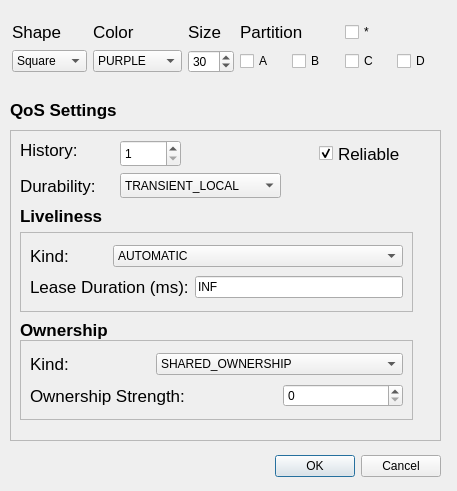
The window that utils/ShapesDemo/forms/publishdialog.ui (eProsima/Fast-DDS) describes before a commit, drawn with Qt 5.
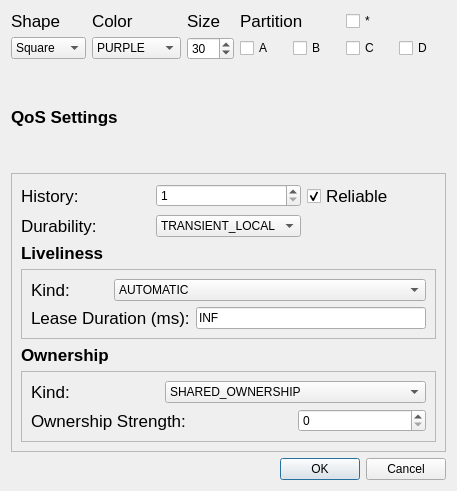
The same window after the commit.

Commit message: GUI organized and fixed Liveliness problem

The edit to the form file:
```diff
--- a/utils/ShapesDemo/forms/publishdialog.ui
+++ b/utils/ShapesDemo/forms/publishdialog.ui
@@ -13,272 +13,8 @@
   <property name="windowTitle">
    <string>Publish</string>
   </property>
-  <widget class="QDialogButtonBox" name="button_OkCancel">
-   <property name="geometry">
-    <rect>
-     <x>100</x>
-     <y>450</y>
-     <width>341</width>
-     <height>32</height>
-    </rect>
-   </property>
-   <property name="orientation">
-    <enum>Qt::Horizontal</enum>
-   </property>
-   <property name="standardButtons">
-    <set>QDialogButtonBox::Cancel|QDialogButtonBox::Ok</set>
-   </property>
-  </widget>
-  <widget class="QFrame" name="frame">
-   <property name="geometry">
-    <rect>
-     <x>10</x>
-     <y>130</y>
-     <width>431</width>
-     <height>311</height>
-    </rect>
-   </property>
-   <property name="frameShape">
-    <enum>QFrame::StyledPanel</enum>
-   </property>
-   <property name="frameShadow">
-    <enum>QFrame::Raised</enum>
-   </property>
-   <widget class="QLabel" name="label_6">
-    <property name="geometry">
-     <rect>
-      <x>10</x>
-      <y>10</y>
-      <width>60</width>
-      <height>20</height>
-     </rect>
-    </property>
-    <property name="font">
-     <font>
-      <pointsize>13</pointsize>
-     </font>
-    </property>
-    <property name="text">
-     <string>History:</string>
-    </property>
-    <property name="textFormat">
-     <enum>Qt::AutoText</enum>
-    </property>
-   </widget>
-   <widget class="QSpinBox" name="spin_HistoryQos">
-    <property name="geometry">
-     <rect>
-      <x>110</x>
-      <y>10</y>
-      <width>61</width>
-      <height>27</height>
-     </rect>
-    </property>
-    <property name="minimum">
-     <number>1</number>
-    </property>
-    <property name="maximum">
-     <number>200</number>
-    </property>
-    <property name="value">
-     <number>1</number>
-    </property>
-   </widget>
-   <widget class="QCheckBox" name="checkBox_reliable">
-    <property name="geometry">
-     <rect>
-      <x>309</x>
-      <y>11</y>
-      <width>93</width>
-      <height>25</height>
-     </rect>
-    </property>
-    <property name="font">
-     <font>
-      <pointsize>13</pointsize>
-     </font>
-    </property>
-    <property name="text">
-     <string>Reliable</string>
-    </property>
-    <property name="checked">
-     <bool>true</bool>
-    </property>
-   </widget>
-   <widget class="QLabel" name="label_7">
-    <property name="geometry">
-     <rect>
-      <x>10</x>
-      <y>76</y>
-      <width>101</width>
-      <height>20</height>
-     </rect>
-    </property>
-    <property name="font">
-     <font>
-      <pointsize>13</pointsize>
-      <weight>75</weight>
-      <bold>true</bold>
-     </font>
-    </property>
-    <property name="text">
-     <string>Liveliness</string>
-    </property>
-    <property name="textFormat">
-     <enum>Qt::AutoText</enum>
-    </property>
-   </widget>
-   <widget class="QFrame" name="frame_2">
-    <property name="geometry">
-     <rect>
-      <x>10</x>
-      <y>102</y>
-      <width>393</width>
-      <height>80</height>
-     </rect>
-    </property>
-    <property name="frameShape">
-     <enum>QFrame::StyledPanel</enum>
-    </property>
-    <property name="frameShadow">
-     <enum>QFrame::Raised</enum>
-    </property>
-    <layout class="QGridLayout" name="gridLayout_2">
+  <layout class="QGridLayout" name="gridLayout_5">
      <item row="0" column="0">
-      <widget class="QLabel" name="label_9">
-       <property name="font">
-        <font>
-         <pointsize>13</pointsize>
-        </font>
-       </property>
-       <property name="text">
-        <string>Kind:</string>
-       </property>
-       <property name="textFormat">
-        <enum>Qt::AutoText</enum>
-       </property>
-      </widget>
-     </item>
-     <item row="0" column="1" colspan="2">
-      <widget class="QComboBox" name="comboBox_liveliness">
-       <item>
-        <property name="text">
-         <string>AUTOMATIC</string>
-        </property>
-       </item>
-       <item>
-        <property name="text">
-         <string>MANUAL_BY_PARTICIPANT</string>
-        </property>
-       </item>
-       <item>
-        <property name="text">
-         <string>MANUAL_BY_TOPIC</string>
-        </property>
-       </item>
-      </widget>
-     </item>
-     <item row="1" column="0" colspan="2">
-      <widget class="QLabel" name="label_8">
-       <property name="font">
-        <font>
-         <pointsize>13</pointsize>
-        </font>
-       </property>
-       <property name="text">
-        <string>Lease Duration (ms):</string>
-       </property>
-       <property name="textFormat">
-        <enum>Qt::AutoText</enum>
-       </property>
-      </widget>
-     </item>
-     <item row="1" column="2">
-      <widget class="QLineEdit" name="lineEdit_leaseDuration">
-       <property name="text">
-        <string>INF</string>
-       </property>
-      </widget>
-     </item>
-    </layout>
-   </widget>
-   <widget class="QLabel" name="label_10">
-    <property name="geometry">
-     <rect>
-      <x>10</x>
-      <y>43</y>
-      <width>80</width>
-      <height>25</height>
-     </rect>
-    </property>
-    <property name="font">
-     <font>
-      <pointsize>13</pointsize>
-     </font>
-    </property>
-    <property name="text">
-     <string>Durability:</string>
-    </property>
-    <property name="textFormat">
-     <enum>Qt::AutoText</enum>
-    </property>
-   </widget>
-   <widget class="QComboBox" name="comboBox_durability">
-    <property name="geometry">
-     <rect>
-      <x>110</x>
-      <y>43</y>
-      <width>161</width>
-      <height>25</height>
-     </rect>
-    </property>
-    <property name="currentIndex">
-     <number>1</number>
-    </property>
-    <item>
-     <property name="text">
-      <string>VOLATILE</string>
-     </property>
-    </item>
-    <item>
-     <property name="text">
-      <string>TRANSIENT_LOCAL</string>
-     </property>
-    </item>
-   </widget>
-   <widget class="QLabel" name="label_13">
-    <property name="geometry">
-     <rect>
-      <x>10</x>
-      <y>190</y>
-      <width>111</width>
-      <height>20</height>
-     </rect>
-    </property>
-    <property name="font">
-     <font>
-      <pointsize>13</pointsize>
-      <weight>75</weight>
-      <bold>true</bold>
-     </font>
-    </property>
-    <property name="text">
-     <string>Ownership</string>
-    </property>
-    <property name="textFormat">
-     <enum>Qt::AutoText</enum>
-    </property>
-   </widget>
-  </widget>
-  <widget class="QWidget" name="layoutWidget">
-   <property name="geometry">
-    <rect>
-     <x>12</x>
-     <y>20</y>
-     <width>431</width>
-     <height>57</height>
-    </rect>
-   </property>
    <layout class="QGridLayout" name="gridLayout">
     <item row="0" column="0">
      <widget class="QLabel" name="label_2">
@@ -449,16 +185,9 @@
      </widget>
     </item>
    </layout>
-  </widget>
+   </item>
+   <item row="1" column="0">
   <widget class="QLabel" name="label_5">
-   <property name="geometry">
-    <rect>
-     <x>10</x>
-     <y>100</y>
-     <width>131</width>
-     <height>20</height>
-    </rect>
-   </property>
    <property name="font">
     <font>
      <pointsize>13</pointsize>
@@ -473,15 +202,195 @@
     <enum>Qt::AutoText</enum>
    </property>
   </widget>
+   </item>
+   <item row="2" column="0">
+    <widget class="QFrame" name="frame">
+     <property name="frameShape">
+      <enum>QFrame::StyledPanel</enum>
+     </property>
+     <property name="frameShadow">
+      <enum>QFrame::Raised</enum>
+     </property>
+     <layout class="QGridLayout" name="gridLayout_4">
+      <item row="0" column="1">
+       <widget class="QSpinBox" name="spin_HistoryQos">
+        <property name="minimum">
+         <number>1</number>
+        </property>
+        <property name="maximum">
+         <number>200</number>
+        </property>
+        <property name="value">
+         <number>1</number>
+        </property>
+       </widget>
+      </item>
+      <item row="2" column="0">
+       <widget class="QLabel" name="label_7">
+        <property name="font">
+         <font>
+          <pointsize>13</pointsize>
+          <weight>75</weight>
+          <bold>true</bold>
+         </font>
+        </property>
+        <property name="text">
+         <string>Liveliness</string>
+        </property>
+        <property name="textFormat">
+         <enum>Qt::AutoText</enum>
+        </property>
+       </widget>
+      </item>
+      <item row="3" column="0" colspan="3">
+       <widget class="QFrame" name="frame_2">
+        <property name="frameShape">
+         <enum>QFrame::StyledPanel</enum>
+        </property>
+        <property name="frameShadow">
+         <enum>QFrame::Raised</enum>
+        </property>
+        <layout class="QGridLayout" name="gridLayout_2">
+         <item row="0" column="0">
+          <widget class="QLabel" name="label_9">
+           <property name="font">
+            <font>
+             <pointsize>13</pointsize>
+            </font>
+           </property>
+           <property name="text">
+            <string>Kind:</string>
+           </property>
+           <property name="textFormat">
+            <enum>Qt::AutoText</enum>
+           </property>
+          </widget>
+         </item>
+         <item row="0" column="1" colspan="2">
+          <widget class="QComboBox" name="comboBox_liveliness">
+           <item>
+            <property name="text">
+             <string>AUTOMATIC</string>
+            </property>
+           </item>
+           <item>
+            <property name="text">
+             <string>MANUAL_BY_PARTICIPANT</string>
+            </property>
+           </item>
+           <item>
+            <property name="text">
+             <string>MANUAL_BY_TOPIC</string>
+            </property>
+           </item>
+          </widget>
+         </item>
+         <item row="1" column="0" colspan="2">
+          <widget class="QLabel" name="label_8">
+           <property name="font">
+            <font>
+             <pointsize>13</pointsize>
+            </font>
+           </property>
+           <property name="text">
+            <string>Lease Duration (ms):</string>
+           </property>
+           <property name="textFormat">
+            <enum>Qt::AutoText</enum>
+           </property>
+          </widget>
+         </item>
+         <item row="1" column="2">
+          <widget class="QLineEdit" name="lineEdit_leaseDuration">
+           <property name="text">
+            <string>INF</string>
+           </property>
+          </widget>
+         </item>
+        </layout>
+       </widget>
+      </item>
+      <item row="1" column="0">
+       <widget class="QLabel" name="label_10">
+        <property name="font">
+         <font>
+          <pointsize>13</pointsize>
+         </font>
+        </property>
+        <property name="text">
+         <string>Durability:</string>
+        </property>
+        <property name="textFormat">
+         <enum>Qt::AutoText</enum>
+        </property>
+       </widget>
+      </item>
+      <item row="1" column="1">
+       <widget class="QComboBox" name="comboBox_durability">
+        <property name="currentIndex">
+         <number>1</number>
+        </property>
+        <item>
+         <property name="text">
+          <string>VOLATILE</string>
+         </property>
+        </item>
+        <item>
+         <property name="text">
+          <string>TRANSIENT_LOCAL</string>
+         </property>
+        </item>
+       </widget>
+      </item>
+      <item row="4" column="0" colspan="2">
+       <widget class="QLabel" name="label_13">
+        <property name="font">
+         <font>
+          <pointsize>13</pointsize>
+          <weight>75</weight>
+          <bold>true</bold>
+         </font>
+        </property>
+        <property name="text">
+         <string>Ownership</string>
+        </property>
+        <property name="textFormat">
+         <enum>Qt::AutoText</enum>
+        </property>
+       </widget>
+      </item>
+      <item row="0" column="2">
+       <widget class="QCheckBox" name="checkBox_reliable">
+        <property name="font">
+         <font>
+          <pointsize>13</pointsize>
+         </font>
+        </property>
+        <property name="text">
+         <string>Reliable</string>
+        </property>
+        <property name="checked">
+         <bool>true</bool>
+        </property>
+       </widget>
+      </item>
+      <item row="0" column="0">
+       <widget class="QLabel" name="label_6">
+        <property name="font">
+         <font>
+          <pointsize>13</pointsize>
+         </font>
+        </property>
+        <property name="text">
+         <string>History:</string>
+        </property>
+        <property name="textFormat">
+         <enum>Qt::AutoText</enum>
+        </property>
+       </widget>
+      </item>
+      <item row="5" column="0" colspan="3">
   <widget class="QFrame" name="frame_3">
-   <property name="geometry">
-    <rect>
-     <x>20</x>
-     <y>340</y>
-     <width>393</width>
-     <height>80</height>
-    </rect>
-   </property>
    <property name="frameShape">
     <enum>QFrame::StyledPanel</enum>
    </property>
@@ -548,6 +457,31 @@
     </item>
    </layout>
   </widget>
+      </item>
+     </layout>
+     <zorder>label_6</zorder>
+     <zorder>spin_HistoryQos</zorder>
+     <zorder>checkBox_reliable</zorder>
+     <zorder>label_7</zorder>
+     <zorder>frame_2</zorder>
+     <zorder>label_10</zorder>
+     <zorder>comboBox_durability</zorder>
+     <zorder>label_13</zorder>
+     <zorder>label_5</zorder>
+     <zorder>frame_3</zorder>
+    </widget>
+   </item>
+   <item row="3" column="0">
+    <widget class="QDialogButtonBox" name="button_OkCancel">
+     <property name="orientation">
+      <enum>Qt::Horizontal</enum>
+     </property>
+     <property name="standardButtons">
+      <set>QDialogButtonBox::Cancel|QDialogButtonBox::Ok</set>
+     </property>
+    </widget>
+   </item>
+  </layout>
  </widget>
  <resources/>
  <connections>
```
Lines whose indentation alone changed are shown as unchanged. The commit also changes 9 other files.
